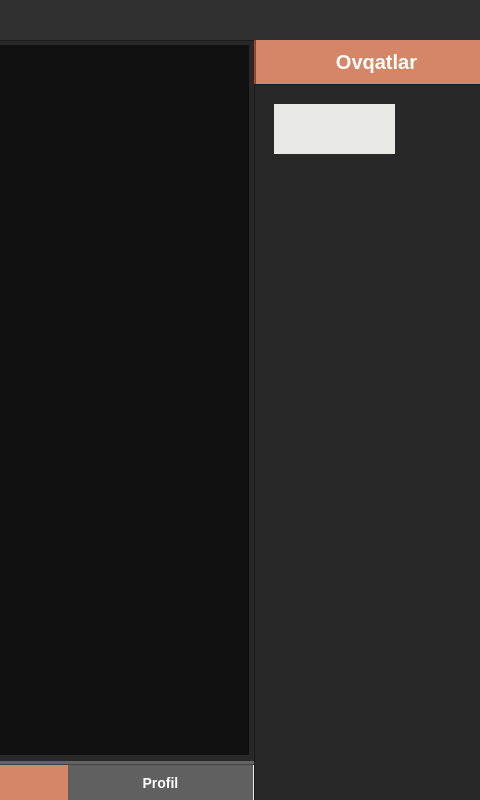
Ahmadjon-Ergashev/Restaurant, file design/main_user.ui: the form before one commit; both pictures show x 117 to 597 and y 0 to 800 of the 1350 by 800 pixel window.
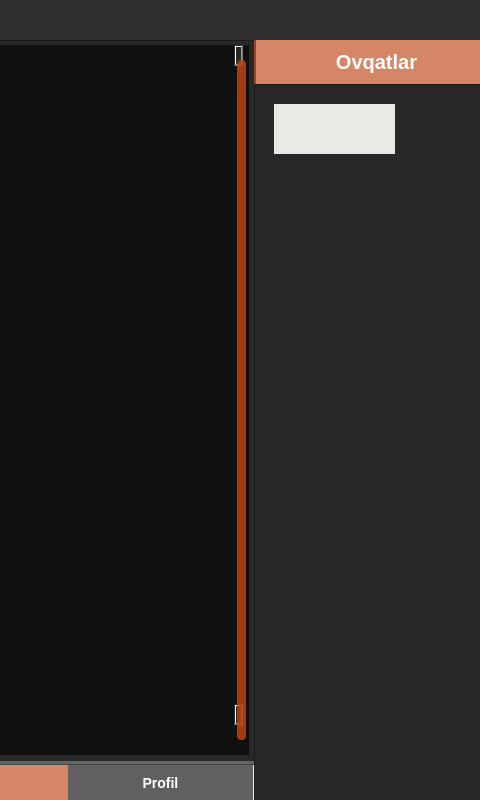
The form after the commit. Icons and pictures are not drawn.

What changed in the file:
```diff
--- a/design/main_user.ui
+++ b/design/main_user.ui
@@ -437,10 +437,76 @@
 border-radius:none;
 color: white;
 }
-
 QPushButton:hover{
 background:rgba(0, 0, 0,0.6)
-}</string>
+}
+
+    QScrollBar:vertical
+    {
+        background-color: #2A2929;
+        width: 15px;
+        margin: 15px 3px 15px 3px;
+        border: 1px transparent #2A2929;
+        border-radius: 4px;
+    }
+
+    QScrollBar::handle:vertical
+    {
+        background-color: rgba(195,63,11,0.8);        /* #605F5F; */
+        min-height: 5px;
+        border-radius: 4px;
+    }
+
+    QScrollBar::sub-line:vertical
+    {
+        margin: 3px 0px 3px 0px;
+        border-image: url(:/qss_icons/rc/up_arrow_disabled.png);
+        height: 10px;
+        width: 10px;
+        subcontrol-position: top;
+        subcontrol-origin: margin;
+    }
+
+    QScrollBar::add-line:vertical
+    {
+        margin: 3px 0px 3px 0px;
+        border-image: url(:/qss_icons/rc/down_arrow_disabled.png);
+        height: 10px;
+        width: 10px;
+        subcontrol-position: bottom;
+        subcontrol-origin: margin;
+    }
+
+    QScrollBar::sub-line:vertical:hover,QScrollBar::sub-line:vertical:on
+    {
+        border-image: url(:/qss_icons/rc/up_arrow.png);
+        height: 10px;
+        width: 10px;
+        subcontrol-position: top;
+        subcontrol-origin: margin;
+    }
+
+    QScrollBar::add-line:vertical:hover, QScrollBar::add-line:vertical:on
+    {
+        border-image: url(:/qss_icons/rc/down_arrow.png);
+        height: 10px;
+        width: 10px;
+        subcontrol-position: bottom;
+        subcontrol-origin: margin;
+    }
+
+    QScrollBar::up-arrow:vertical, QScrollBar::down-arrow:vertical
+    {
+        background: none;
+    }
+
+    QScrollBar::add-page:vertical, QScrollBar::sub-page:vertical
+    {
+        background: none;
+    }</string>
+       </property>
+       <property name="verticalScrollBarPolicy">
+        <enum>Qt::ScrollBarAlwaysOn</enum>
        </property>
        <property name="widgetResizable">
         <bool>true</bool>
@@ -450,7 +516,7 @@
          <rect>
           <x>0</x>
           <y>0</y>
-          <width>361</width>
+          <width>346</width>
           <height>710</height>
          </rect>
         </property>
```
Left out of the diff: 11 changed lines with no effect on the pictures.
